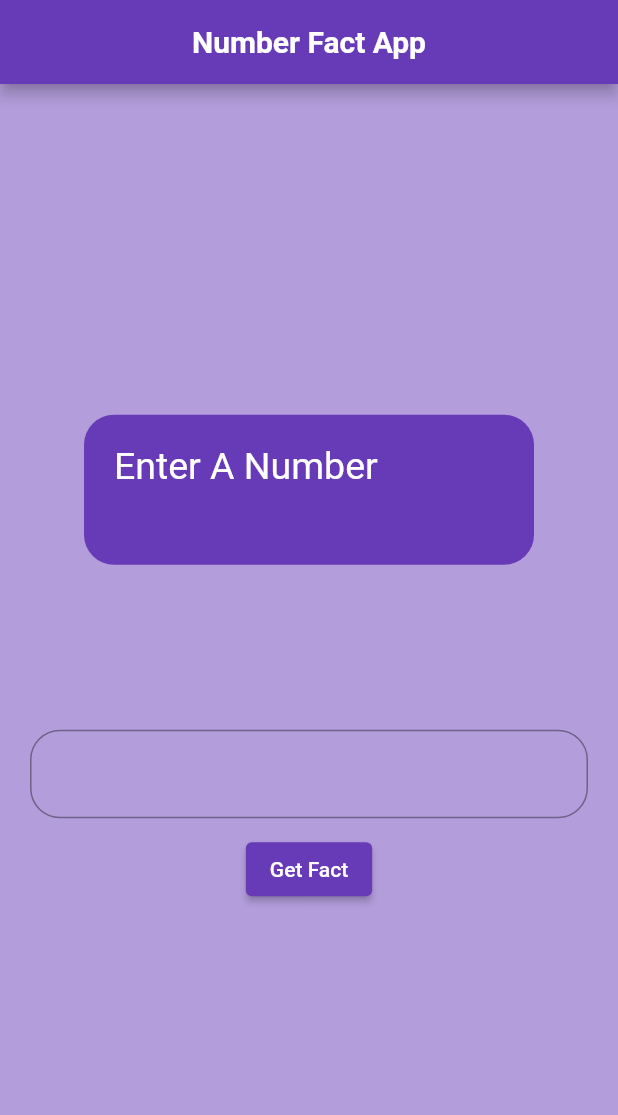
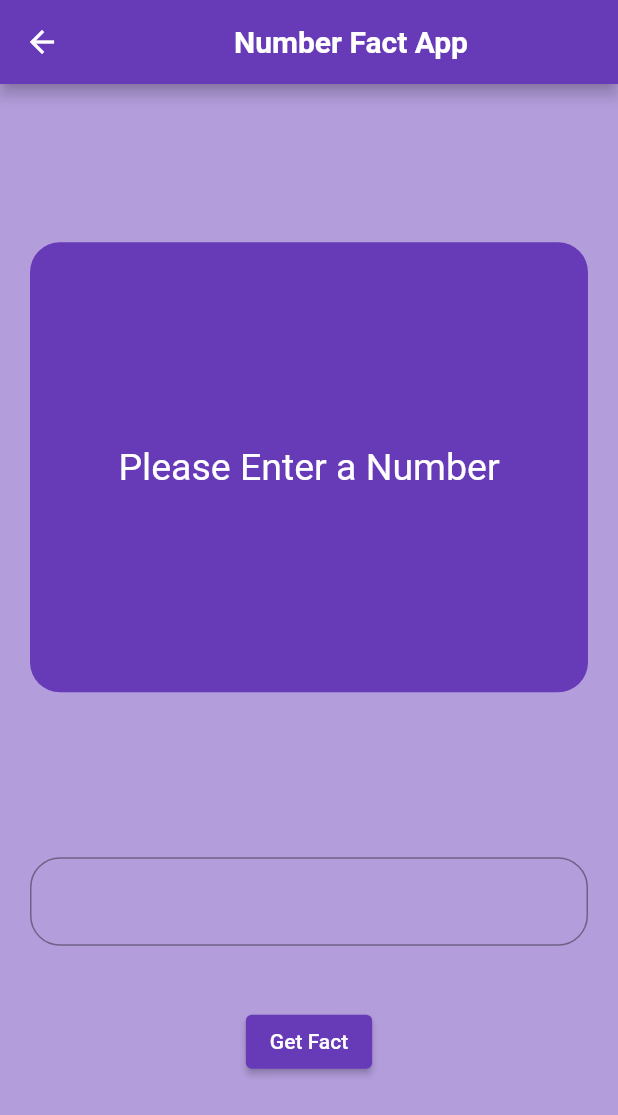
Before and after one commit to AnishPillai2002/Number_app, a Flutter app: the screen it shows after launch, after a tap on "Get Fact", on a phone screen of 412 x 824 dp. Shown: the top 1115 px of the screen. Run offline on Flutter 3.47's test engine with Material 2 defaults, Android fonts, the phone set to English and light mode, and no system bars; our stand-ins replace animated_text_kit, connectivity_plus, google_fonts.

Commit message:
Connection Error Handling Done

```diff
--- a/lib/Screens/HomePage/homepage.dart
+++ b/lib/Screens/HomePage/homepage.dart
@@ -6,6 +6,9 @@ import 'package:google_fonts/google_fonts.dart';
 
 //animated text
 import 'package:animated_text_kit/animated_text_kit.dart';
+
+//checking for internet connectivity
+import 'package:connectivity_plus/connectivity_plus.dart';
 
 class HomeScreen extends StatefulWidget {
   const HomeScreen({super.key});
@@ -18,13 +21,14 @@ class _HomeScreenState extends State<HomeScreen> {
   //Text Editing Controller
   TextEditingController textController = TextEditingController();
   //Result text
-  String resultText = "Enter A Number";
+  String? resultText = "Enter A Number";
 
   //Animated Container
   double boxHeight = 100;
   double boxWidth = 300;
   var boxColor = Colors.deepPurple;
 
+  //Function to expand the Container
   void expand() {
     setState(() {
       boxHeight = 300;
@@ -32,7 +36,22 @@ class _HomeScreenState extends State<HomeScreen> {
     });
   }
 
-  //Function to Handle Runtime errors
+  //Function to change the Container color
+  void changeBoxColor(value) {
+    setState(() {
+      boxColor = value;
+    });
+  }
+
+  //Function to check connectivity
+  Future<bool> _checkInternetConnectivity() async {
+    var connectivityResult = await (Connectivity().checkConnectivity());
+    if (connectivityResult == ConnectivityResult.none) {
+      return false;
+    } else {
+      return true;
+    }
+  }
 
   @override
   Widget build(BuildContext context) {
@@ -47,19 +66,18 @@ class _HomeScreenState extends State<HomeScreen> {
         ),
       ),
       body: SafeArea(
-        child: Expanded(
         child: Column(mainAxisAlignment: MainAxisAlignment.center, children: [
           //Animated Container
-            Center(
-              child: AnimatedContainer(
+          AnimatedContainer(
             padding: const EdgeInsets.all(20),
             decoration: BoxDecoration(
                 color: boxColor, borderRadius: BorderRadius.circular(20)),
             duration: const Duration(seconds: 1),
+            alignment: const Alignment(0, 0),
             height: boxHeight,
             width: boxWidth,
             child: Text(
-                  resultText,
+              resultText!,
               style: const TextStyle(
                 color: Colors.white,
                 fontSize: 25.0,
@@ -74,13 +92,12 @@ class _HomeScreenState extends State<HomeScreen> {
             //       ))
             // ]),
           ),
-            ),
-            SizedBox(
+          const SizedBox(
             height: 100,
           ),
           //TextField
           Padding(
-              padding: EdgeInsets.fromLTRB(20, 10, 20, 10),
+            padding: const EdgeInsets.fromLTRB(20, 10, 20, 10),
             child: TextFormField(
               keyboardType: TextInputType.number,
               controller: textController,
@@ -89,24 +106,54 @@ class _HomeScreenState extends State<HomeScreen> {
                       borderRadius: BorderRadius.circular(20))),
             ),
           ),
-
+          const SizedBox(
+            height: 30,
+          ),
           //button
           ElevatedButton(
               onPressed: () async {
+                //Checking for Connectivity
+                if (await _checkInternetConnectivity() == false) {
+                  setState(() {
+                    resultText = "No Internet Connectivity";
+                    changeBoxColor(Colors.pink);
+                    expand();
+                  });
+                } else if (textController.text.isEmpty) {
+                  setState(() {
+                    changeBoxColor(Colors.deepPurple);
+                    resultText = "Please Enter a Number";
+
+                    expand();
+                  });
+                } else if (textController.text.contains(".")) {
+                  setState(() {
+                    resultText = "Please Enter Integers Only";
+                    changeBoxColor(Colors.deepPurple);
+                    expand();
+                  });
+                } else {
                   int number = int.parse(textController.text);
                   final result = await getNumberFact(num: number);
+
                   setState(() {
-                    resultText = (result != null)
-                        ? result
-                        : "No Data Found,\nPlease Type Another Number";
-                    print(resultText);
+                    resultText = result;
+                    changeBoxColor(Colors.deepPurple);
                     expand();
                   });
+                }
+
+                // setState(() {
+                //   resultText = (result != null)
+                //       ? result
+                //       : "No Data Found,\nPlease Type Another Number";
+                //   print(resultText);
+                //   expand();
+                // });
               },
               child: const Text("Get Fact"))
         ]),
       ),
-      ),
     );
   }
 }
--- /dev/null
+++ b/lib/Screens/SplashScreen/splashScreen.dart
@@ -0,0 +1,93 @@
+import 'dart:async';
+import 'package:flutter/material.dart';
+
+// ignore: must_be_immutable
+class SplashScreen extends StatefulWidget {
+  Widget? child;
+  Color? iconBackgroundColor;
+  Text? text;
+  Widget? nextPage;
+  Timer? timer;
+  Gradient? gradient;
+  Color? backgroundColor;
+  Duration? duration;
+  double? circleHeight;
+
+  SplashScreen({
+    super.key,
+    this.duration = const Duration(seconds: 5),
+    required this.nextPage,
+    this.circleHeight = 0,
+    this.iconBackgroundColor,
+    this.backgroundColor,
+    this.timer,
+    this.child,
+    this.text,
+  });
+
+  SplashScreen.gradient({
+    super.key,
+    this.duration = const Duration(seconds: 5),
+    this.gradient,
+    required this.nextPage,
+    this.circleHeight = 0,
+    this.iconBackgroundColor,
+    this.timer,
+    this.child,
+    this.text,
+  });
+
+  @override
+  State<SplashScreen> createState() => _SplashScreenState();
+}
+
+class _SplashScreenState extends State<SplashScreen> {
+  @override
+  void initState() {
+    super.initState();
+    Timer(widget.duration!, () {
+      Navigator.of(context).push(
+        MaterialPageRoute(
+          builder: (context) => widget.nextPage!,
+        ),
+      );
+    });
+  }
+
+  @override
+  Widget build(BuildContext context) {
+    return Scaffold(
+        body: Stack(
+      children: [
+        Container(
+          width: double.infinity,
+          decoration: BoxDecoration(
+            gradient: widget.gradient,
+            color: widget.backgroundColor,
+          ),
+          child: Center(
+            child: Column(
+              mainAxisAlignment: MainAxisAlignment.center,
+              children: [
+                Container(
+                  height: widget.circleHeight,
+                  width: widget.circleHeight,
+                  decoration: BoxDecoration(
+                    color: widget.iconBackgroundColor,
+                    borderRadius:
+                        BorderRadius.circular(widget.circleHeight! / 2),
+                  ),
+                  child: widget.child,
+                ),
+                const SizedBox(
+                  height: 20,
+                ),
+                widget.text!,
+              ],
+            ),
+          ),
+        ),
+      ],
+    ));
+  }
+}
--- a/lib/main.dart
+++ b/lib/main.dart
@@ -1,4 +1,5 @@
 import 'package:flutter/material.dart';
+import 'package:numbers_app/Screens/SplashScreen/splashScreen.dart';
 import 'package:numbers_app/Screens/HomePage/homepage.dart';
 
 void main() {
@@ -16,7 +17,32 @@ class MyApp extends StatelessWidget {
       theme: ThemeData(
         primarySwatch: Colors.deepPurple,
       ),
-      home: const HomeScreen(),
+      home: SplashScreen.gradient(
+        gradient: const LinearGradient(
+          begin: Alignment.topCenter,
+          colors: [
+            Color.fromARGB(255, 66, 22, 141),
+            Colors.deepPurple,
+            Color.fromARGB(255, 178, 141, 241),
+          ],
+        ),
+        duration: const Duration(seconds: 2),
+        nextPage: const HomeScreen(),
+        iconBackgroundColor: Colors.white,
+        circleHeight: 60,
+        child: Icon(
+          Icons.numbers,
+          size: 50,
+        ),
+        text: const Text(
+          "Numbers App",
+          style: TextStyle(
+            color: Colors.white,
+            fontSize: 30,
+            fontWeight: FontWeight.bold,
+          ),
+        ),
+      ),
     );
   }
 }
--- a/pubspec.yaml
+++ b/pubspec.yaml
@@ -38,6 +38,7 @@ dependencies:
   http: ^0.13.6
   animated_text_kit: ^4.2.2
   google_fonts: ^4.0.4
+  connectivity_plus: ^4.0.0
 
 dev_dependencies:
   flutter_test:
```
Also changed, not shown: lib/Screens/Components/search.dart (deleted, +0 -20 lines), pubspec.lock, 3 other files. Lines whose indentation alone changed are shown as unchanged.
